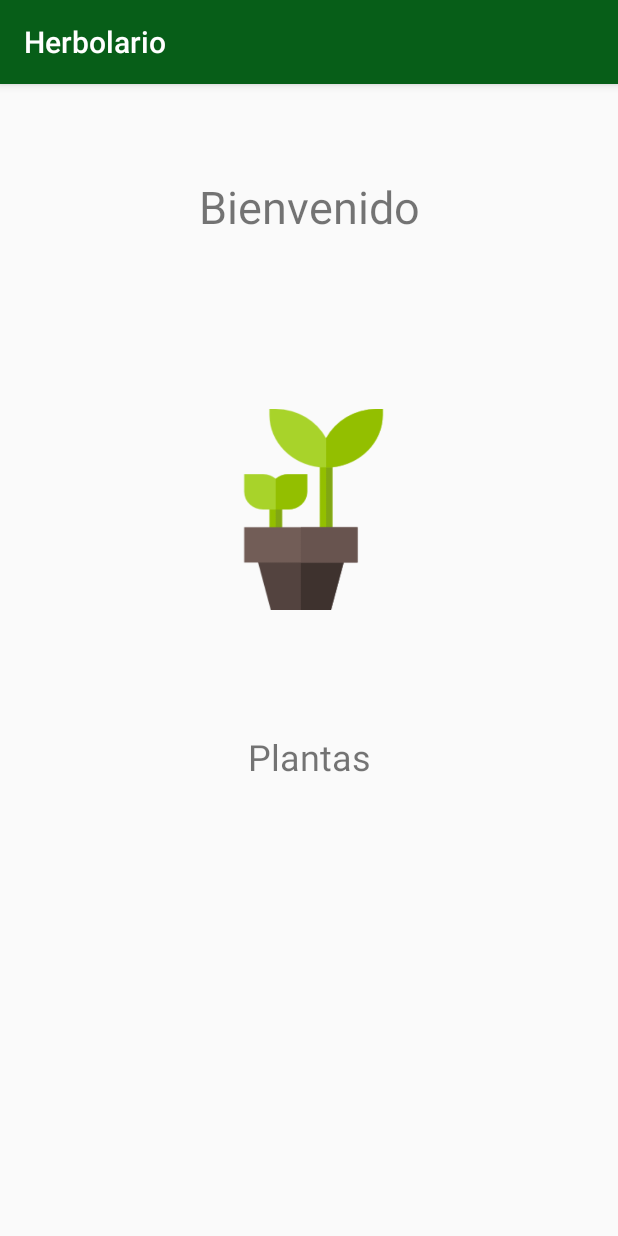
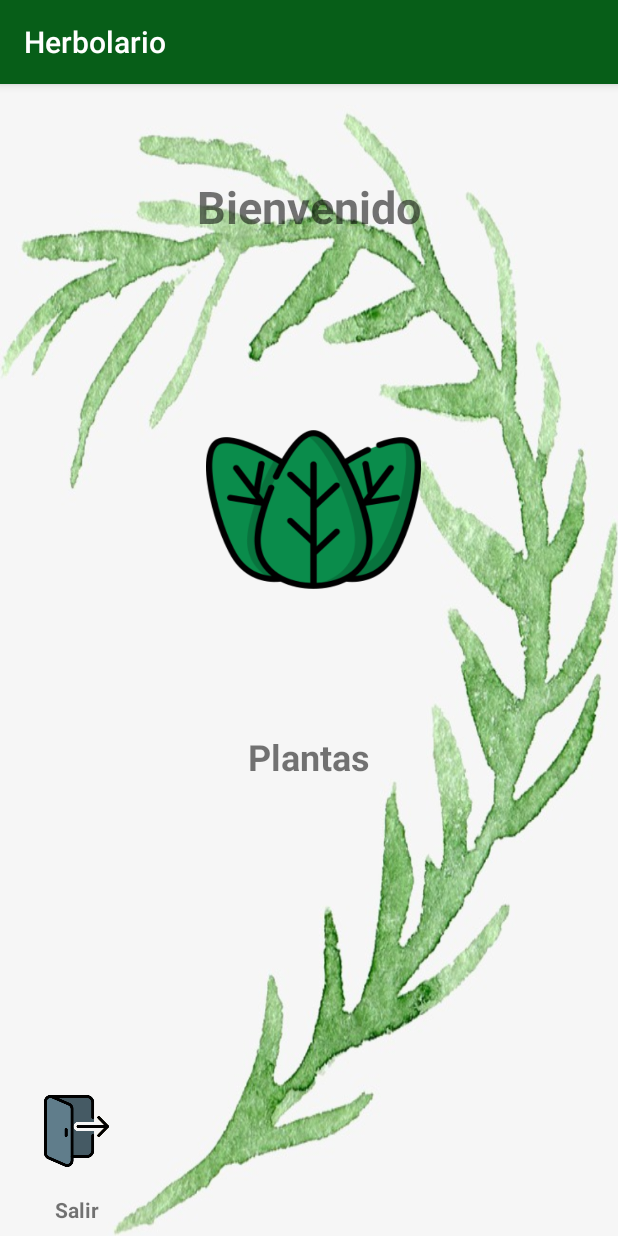
Before and after one commit to Cinthiaru/Plantitas, an Android app: the PantallaUsuario screen opened directly, with no data from a screen before it, on a phone screen of 412 x 824 dp. Run offline under Robolectric (Android 15) with nearby library versions, the phone set to English and light mode, and no system bars.

Commit message:
Diseño de las pantallas

```diff
--- a/app/src/main/res/layout/activity_agregar_usuario.xml
+++ b/app/src/main/res/layout/activity_agregar_usuario.xml
@@ -4,6 +4,7 @@
     xmlns:tools="http://schemas.android.com/tools"
     android:layout_width="match_parent"
     android:layout_height="match_parent"
+    android:background="@drawable/fondo5"
     tools:context=".AgregarUsuario">
 
     <EditText
@@ -161,8 +162,8 @@
         android:layout_marginRight="8dp"
         android:layout_marginBottom="8dp"
         android:background="#075E02"
+        android:onClick="registar"
         android:text="Aceptar"
-        android:onClick="registar"
         android:textColor="@android:color/white"
         app:layout_constraintBottom_toBottomOf="parent"
         app:layout_constraintEnd_toEndOf="parent"
--- a/app/src/main/res/layout/activity_pantalla_usuario.xml
+++ b/app/src/main/res/layout/activity_pantalla_usuario.xml
@@ -4,6 +4,8 @@
     xmlns:tools="http://schemas.android.com/tools"
     android:layout_width="match_parent"
     android:layout_height="match_parent"
+    android:background="@drawable/fondo3"
+    tools:actionBarNavMode="Usuario"
     tools:context=".PantallaUsuario">
 
     <TextView
@@ -18,6 +20,7 @@
         android:layout_marginBottom="8dp"
         android:text="Bienvenido"
         android:textSize="30sp"
+        android:textStyle="bold"
         app:layout_constraintBottom_toBottomOf="parent"
         app:layout_constraintEnd_toEndOf="parent"
         app:layout_constraintHorizontal_bias="0.501"
@@ -35,8 +38,9 @@
         android:layout_marginEnd="8dp"
         android:layout_marginRight="8dp"
         android:layout_marginBottom="8dp"
+        android:background="@drawable/lista"
         android:elevation="10dp"
-        android:background="@drawable/plantas"
+        android:textStyle="bold"
         app:layout_constraintBottom_toBottomOf="parent"
         app:layout_constraintEnd_toEndOf="parent"
         app:layout_constraintHorizontal_bias="0.511"
@@ -56,9 +60,47 @@
         android:layout_marginBottom="8dp"
         android:text="Plantas"
         android:textSize="24sp"
+        android:textStyle="bold"
         app:layout_constraintBottom_toBottomOf="parent"
         app:layout_constraintEnd_toEndOf="parent"
         app:layout_constraintStart_toStartOf="parent"
         app:layout_constraintTop_toTopOf="parent"
         app:layout_constraintVertical_bias="0.589" />
+
+    <Button
+        android:id="@+id/button9"
+        android:layout_width="47dp"
+        android:layout_height="48dp"
+        android:layout_marginStart="8dp"
+        android:layout_marginLeft="8dp"
+        android:layout_marginTop="8dp"
+        android:layout_marginEnd="8dp"
+        android:layout_marginRight="8dp"
+        android:layout_marginBottom="8dp"
+        android:background="@drawable/sali"
+        app:layout_constraintBottom_toBottomOf="parent"
+        app:layout_constraintEnd_toEndOf="parent"
+        app:layout_constraintHorizontal_bias="0.056"
+        app:layout_constraintStart_toStartOf="parent"
+        app:layout_constraintTop_toTopOf="parent"
+        app:layout_constraintVertical_bias="0.946" />
+
+    <TextView
+        android:id="@+id/textView16"
+        android:layout_width="wrap_content"
+        android:layout_height="wrap_content"
+        android:layout_marginStart="8dp"
+        android:layout_marginLeft="8dp"
+        android:layout_marginTop="8dp"
+        android:layout_marginEnd="8dp"
+        android:layout_marginRight="8dp"
+        android:layout_marginBottom="8dp"
+        android:text="Salir"
+        android:textStyle="bold"
+        app:layout_constraintBottom_toBottomOf="parent"
+        app:layout_constraintEnd_toEndOf="parent"
+        app:layout_constraintHorizontal_bias="0.079"
+        app:layout_constraintStart_toStartOf="parent"
+        app:layout_constraintTop_toTopOf="parent"
+        app:layout_constraintVertical_bias="1.0" />
 </android.support.constraint.ConstraintLayout>
--- a/app/src/main/res/layout/activity_usuarios.xml
+++ b/app/src/main/res/layout/activity_usuarios.xml
@@ -4,6 +4,7 @@
     xmlns:tools="http://schemas.android.com/tools"
     android:layout_width="match_parent"
     android:layout_height="match_parent"
+    android:background="@drawable/fondo5"
     tools:context=".usuarios">
 
     <Button
@@ -35,6 +36,8 @@
         android:layout_marginRight="8dp"
         android:layout_marginBottom="8dp"
         android:text="Agregar usuario"
+        android:textStyle="bold"
+        android:textSize="18dp"
         app:layout_constraintBottom_toBottomOf="parent"
         app:layout_constraintEnd_toEndOf="parent"
         app:layout_constraintStart_toStartOf="parent"
```
Also changed, not shown: app/src/main/java/mx/uv/herbolario/UserList.java (+5 -7 lines), app/src/main/java/mx/uv/herbolario/usuarios.java (+1 -30 lines), app/src/main/res/layout/activity_pantalla_admin.xml (+14 -9 lines), app/src/main/res/drawable/fondo3.jpg (added), app/src/main/res/drawable/fondo4.png (added), app/src/main/res/drawable/fondo5.png (added), app/src/main/res/drawable/sali.png (added).
